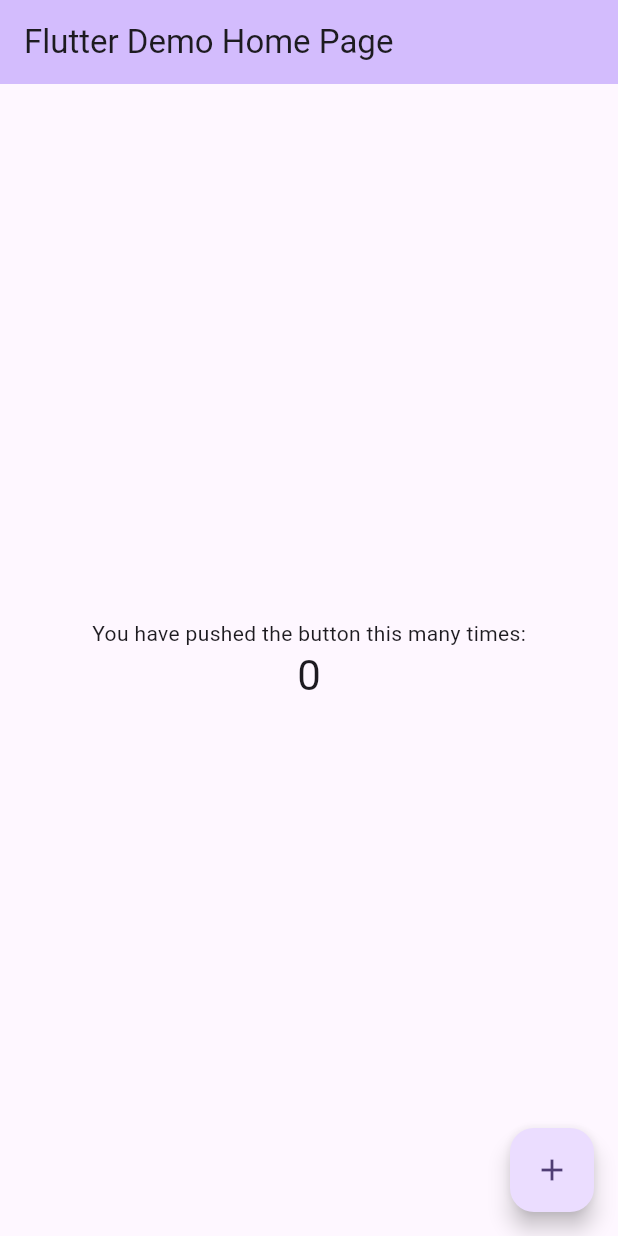
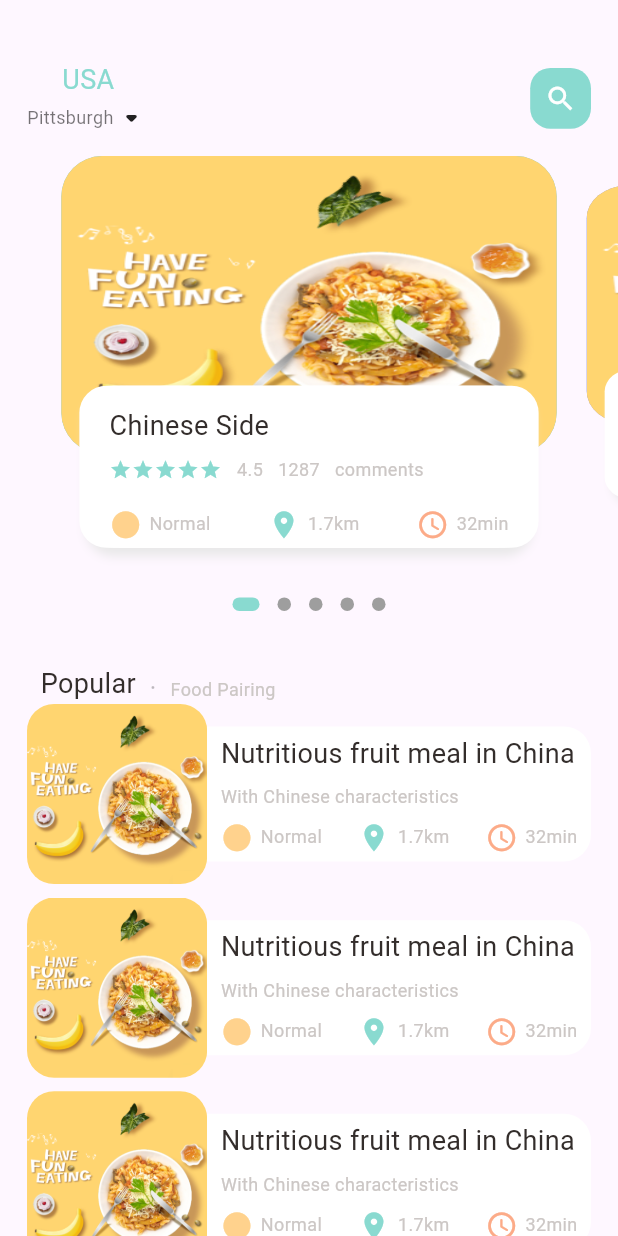
Before and after one commit to Quibit-LLC/foodie, a Flutter app: the screen it shows after launch, on a phone screen of 412 x 824 dp. Run offline on Flutter 3.47's test engine with Material 3 defaults, Android fonts, the phone set to English and light mode, and no system bars; drawn by our look-alikes of dots_indicator; our stand-ins replace get.

Commit message:
Home Page Static

```diff
--- a/lib/home/main_food_page.dart
+++ /dev/null
@@ -1,15 +0,0 @@
-import 'package:flutter/material.dart';
-
-class MainFoodPage extends StatefulWidget {
-  const MainFoodPage({super.key});
-
-  @override
-  State<MainFoodPage> createState() => _MainFoodPageState();
-}
-
-class _MainFoodPageState extends State<MainFoodPage> {
-  @override
-  Widget build(BuildContext context) {
-    return const Placeholder();
-  }
-}
--- a/lib/main.dart
+++ b/lib/main.dart
@@ -1,4 +1,6 @@
 import 'package:flutter/material.dart';
+import 'package:foodie/pages/home/main_food_page.dart';
+import 'package:get/get.dart';
 
 void main() {
   runApp(const MyApp());
@@ -10,116 +12,15 @@ class MyApp extends StatelessWidget {
   // This widget is the root of your application.
   @override
   Widget build(BuildContext context) {
-    return MaterialApp(
+    return GetMaterialApp(
       title: 'Flutter Demo',
+      debugShowCheckedModeBanner: false,
       theme: ThemeData(
-        // This is the theme of your application.
-        //
-        // TRY THIS: Try running your application with "flutter run". You'll see
-        // the application has a purple toolbar. Then, without quitting the app,
-        // try changing the seedColor in the colorScheme below to Colors.green
-        // and then invoke "hot reload" (save your changes or press the "hot
-        // reload" button in a Flutter-supported IDE, or press "r" if you used
-        // the command line to start the app).
-        //
-        // Notice that the counter didn't reset back to zero; the application
-        // state is not lost during the reload. To reset the state, use hot
-        // restart instead.
-        //
-        // This works for code too, not just values: Most code changes can be
-        // tested with just a hot reload.
+
         colorScheme: ColorScheme.fromSeed(seedColor: Colors.deepPurple),
         useMaterial3: true,
       ),
-      home: const MyHomePage(title: 'Flutter Demo Home Page'),
+      home: MainFoodPage(),
     );
   }
 }
-
-class MyHomePage extends StatefulWidget {
-  const MyHomePage({super.key, required this.title});
-
-  // This widget is the home page of your application. It is stateful, meaning
-  // that it has a State object (defined below) that contains fields that affect
-  // how it looks.
-
-  // This class is the configuration for the state. It holds the values (in this
-  // case the title) provided by the parent (in this case the App widget) and
-  // used by the build method of the State. Fields in a Widget subclass are
-  // always marked "final".
-
-  final String title;
-
-  @override
-  State<MyHomePage> createState() => _MyHomePageState();
-}
-
-class _MyHomePageState extends State<MyHomePage> {
-  int _counter = 0;
-
-  void _incrementCounter() {
-    setState(() {
-      // This call to setState tells the Flutter framework that something has
-      // changed in this State, which causes it to rerun the build method below
-      // so that the display can reflect the updated values. If we changed
-      // _counter without calling setState(), then the build method would not be
-      // called again, and so nothing would appear to happen.
-      _counter++;
-    });
-  }
-
-  @override
-  Widget build(BuildContext context) {
-    // This method is rerun every time setState is called, for instance as done
-    // by the _incrementCounter method above.
-    //
-    // The Flutter framework has been optimized to make rerunning build methods
-    // fast, so that you can just rebuild anything that needs updating rather
-    // than having to individually change instances of widgets.
-    return Scaffold(
-      appBar: AppBar(
-        // TRY THIS: Try changing the color here to a specific color (to
-        // Colors.amber, perhaps?) and trigger a hot reload to see the AppBar
-        // change color while the other colors stay the same.
-        backgroundColor: Theme.of(context).colorScheme.inversePrimary,
-        // Here we take the value from the MyHomePage object that was created by
-        // the App.build method, and use it to set our appbar title.
-        title: Text(widget.title),
-      ),
-      body: Center(
-        // Center is a layout widget. It takes a single child and positions it
-        // in the middle of the parent.
-        child: Column(
-          // Column is also a layout widget. It takes a list of children and
-          // arranges them vertically. By default, it sizes itself to fit its
-          // children horizontally, and tries to be as tall as its parent.
-          //
-          // Column has various properties to control how it sizes itself and
-          // how it positions its children. Here we use mainAxisAlignment to
-          // center the children vertically; the main axis here is the vertical
-          // axis because Columns are vertical (the cross axis would be
-          // horizontal).
-          //
-          // TRY THIS: Invoke "debug painting" (choose the "Toggle Debug Paint"
-          // action in the IDE, or press "p" in the console), to see the
-          // wireframe for each widget.
-          mainAxisAlignment: MainAxisAlignment.center,
-          children: <Widget>[
-            const Text(
-              'You have pushed the button this many times:',
-            ),
-            Text(
-              '$_counter',
-              style: Theme.of(context).textTheme.headlineMedium,
-            ),
-          ],
-        ),
-      ),
-      floatingActionButton: FloatingActionButton(
-        onPressed: _incrementCounter,
-        tooltip: 'Increment',
-        child: const Icon(Icons.add),
-      ), // This trailing comma makes auto-formatting nicer for build methods.
-    );
-  }
-}
--- /dev/null
+++ b/lib/pages/food/popular_food_detail.dart
@@ -0,0 +1,10 @@
+import 'package:flutter/material.dart';
+
+class PopularFoodDetail extends StatelessWidget {
+  const PopularFoodDetail({super.key});
+
+  @override
+  Widget build(BuildContext context) {
+    return Scaffold();
+  }
+}
--- /dev/null
+++ b/lib/pages/home/food_page_body.dart
@@ -0,0 +1,247 @@
+import 'package:dots_indicator/dots_indicator.dart';
+import 'package:flutter/material.dart';
+import 'package:foodie/utils/colors.dart';
+import 'package:foodie/utils/dimensions.dart';
+import 'package:foodie/widgets/big_text.dart';
+import 'package:foodie/widgets/icon_and_text_widget.dart';
+import 'package:foodie/widgets/small_text.dart';
+
+class FoodPageBody extends StatefulWidget {
+  const FoodPageBody({super.key});
+
+  @override
+  State<FoodPageBody> createState() => _FoodPageBodyState();
+}
+
+class _FoodPageBodyState extends State<FoodPageBody> {
+  PageController pageController = PageController(viewportFraction: 0.85);
+  var _currPageValue =0.0;
+  double _scaleFactor = 0.8;
+  double _height = Dimensions.pageViewContainer;
+ @override
+  void initState() {
+    super.initState();
+    pageController.addListener(() {
+     setState(() {
+        _currPageValue = pageController.page!;
+     });
+    });
+  }
+  @override
+  void dispose(){
+    pageController.dispose();
+  }
+
+
+  @override
+  Widget build(BuildContext context) {
+    return Column(
+      children: [
+        // slider section
+        Container(
+          height: Dimensions.pageView,
+          child: PageView.builder(
+            controller: pageController,
+            itemCount: 5,
+            itemBuilder: (context, position){
+            return _buildPageItem(position);
+          }),
+        ),
+
+        // dots section
+        new DotsIndicator(
+  dotsCount: 5,
+  position: _currPageValue,
+  decorator: DotsDecorator(
+    activeColor: AppColors.mainColor,
+    size: const Size.square(9.0),
+    activeSize: const Size(18.0, 9.0),
+    activeShape: RoundedRectangleBorder(borderRadius: BorderRadius.circular(5.0)),
+  ),
+),
+
+        // Popular text
+        SizedBox(height: Dimensions.height30),
+        Container(
+          margin: EdgeInsets.only(left: Dimensions.width30),
+          child: Row(
+            crossAxisAlignment: CrossAxisAlignment.end,
+            children: [
+              BigText(text: "Popular"),
+              SizedBox(width: Dimensions.width10,),
+              Container(
+                margin: const EdgeInsets.only(bottom: 3),
+                child: BigText(text: ".", color: Colors.black26,),
+              ),
+              SizedBox(width: Dimensions.width10,),
+              Container(
+                margin: const EdgeInsets.only(bottom: 2),
+                child: SmallText(text: "Food Pairing"),
+              ),
+            ],
+          ),
+        ),
+
+      // list of food and images
+     ListView.builder(
+        physics: NeverScrollableScrollPhysics(),
+        shrinkWrap: true,
+        itemCount: 10,
+        itemBuilder: (context, index){
+          return Container(
+            margin: EdgeInsets.only(left: Dimensions.width20, right: Dimensions.width20, bottom: Dimensions.height10),
+            child: Row(
+              children: [
+                // image section
+                Container(
+                  width: Dimensions.listViewImgSize,
+                  height: Dimensions.listViewImgSize,
+                  decoration: BoxDecoration(
+                    borderRadius: BorderRadius.circular(Dimensions.radius20),
+                    color: Colors.white38,
+                    image: DecorationImage(
+                      fit: BoxFit.cover,
+                      image: AssetImage(
+                        "assets/image/food0.png")),
+                  ),
+                ),
+
+                // text section
+                Expanded(
+                  child: Container(
+                    height: Dimensions.listViewTextContSize,
+                    decoration: BoxDecoration(
+                      borderRadius: BorderRadius.only(
+                        topRight: Radius.circular(Dimensions.radius20),
+                        bottomRight: Radius.circular(Dimensions.radius20),
+                      ),
+                      color: Colors.white,
+                    ),
+                    child: Padding(padding: EdgeInsets.only(left: Dimensions.width10, right: Dimensions.width10),
+                    child: Column(
+                      crossAxisAlignment: CrossAxisAlignment.start,
+                      mainAxisAlignment: MainAxisAlignment.center,
+                      children: [
+                        BigText(text: "Nutritious fruit meal in China"),
+                        SizedBox(height: Dimensions.height10,),
+                        SmallText(text: "With Chinese characteristics"),
+                        SizedBox(height: Dimensions.height10,),
+                         Row(
+                  mainAxisAlignment: MainAxisAlignment.spaceBetween,
+                  children: [
+                    IconAndTextWidget(icon: Icons.circle_sharp, text: "Normal", iconColor: AppColors.iconColor1),
+                     IconAndTextWidget(icon: Icons.location_on, text: "1.7km", iconColor: AppColors.mainColor),
+                      IconAndTextWidget(icon: Icons.access_time_rounded, text: "32min", iconColor: AppColors.iconColor2),
+                  ],
+                ),
+                      ],
+                    ),
+                    ),
+                  ),
+                ),
+              ],
+            ),
+          );
+        }),
+
+      ],
+    );
+  }
+
+  Widget _buildPageItem(int index){
+    Matrix4 matrix = new Matrix4.identity();
+    if(index==_currPageValue.floor()){
+      var currScale = 1 - (_currPageValue-index) * (1-_scaleFactor);
+      var currTrans = _height * (1-currScale)/2;
+      matrix = Matrix4.diagonal3Values(1, currScale, 1)..setTranslationRaw(0, currTrans,0);
+    }
+    else if(index==_currPageValue.floor()+1){
+      var currScale = _scaleFactor+(_currPageValue-index+1)*(1-_scaleFactor);
+      var currTrans = _height * (1-currScale)/2;
+       matrix = Matrix4.diagonal3Values(1, currScale, 1)..setTranslationRaw(0, currTrans,0);
+    }
+     else if(index==_currPageValue.floor()-1){
+      var currScale = 1 - (_currPageValue-index) * (1-_scaleFactor);
+      var currTrans = _height * (1-currScale)/2;
+       matrix = Matrix4.diagonal3Values(1, currScale, 1)..setTranslationRaw(0, currTrans,0);
+    }
+    else{
+      var currScale = 0.8;
+      matrix = Matrix4.diagonal3Values(1, currScale, 1)..setTranslationRaw(0, _height*(1-_scaleFactor)/2,0);
+    }
+
+    return Transform(
+      transform: matrix,
+      child: Stack(
+        children: [
+          Container(
+        height:  Dimensions.pageViewContainer,
+        margin: EdgeInsets.only(left: 10, right: 10),
+        decoration: BoxDecoration(
+          borderRadius: BorderRadius.circular(Dimensions.radius30),
+          color: index.isEven?Color(0xFF69c5df):Color(0xFF9294cc),
+          image: DecorationImage(
+          fit: BoxFit.fill,
+          image: AssetImage("assets/image/food0.png"),)
+        ),
+      ),
+       Align(
+        alignment: Alignment.bottomCenter,
+         child: Container(
+          height: Dimensions.pageViewTextContainer,
+          margin: EdgeInsets.only(left: Dimensions.width30, right: Dimensions.width30, bottom: Dimensions.height30),
+          decoration: BoxDecoration(
+            borderRadius: BorderRadius.circular(Dimensions.radius20),
+            color: Colors.white,
+            boxShadow: [
+              BoxShadow(color: Color(0xFFe8e8e8),
+              blurRadius: 5.0,
+              offset: Offset(0, 5),
+              ),
+              BoxShadow(
+                color: Colors.white,
+                offset: Offset(-5, 0),),
+                BoxShadow(
+                color: Colors.white,
+                offset: Offset(5, 0),),
+            ],
+
+          ),
+          child: Container(
+            padding: EdgeInsets.only(top: Dimensions.height15, left: 15, right: 15),
+            child: Column(
+              crossAxisAlignment: CrossAxisAlignment.start,
+              children: [
+                BigText(text: "Chinese Side"),
+                SizedBox(height: Dimensions.height10,),
+                Row(
+                  children: [
+                    Wrap(children: List.generate(5, (index) => Icon(Icons.star, color: AppColors.mainColor, size: 15))
+                    ),
+                    SizedBox(width: 10,),
+                    SmallText(text: "4.5"),
+                    SizedBox(width: 10,),
+                    SmallText(text: "1287"),
+                    SizedBox(width: 10,),
+                    SmallText(text: "comments")
+                  ],
+                ),
+                SizedBox(height: Dimensions.height20,),
+                Row(
+                  mainAxisAlignment: MainAxisAlignment.spaceBetween,
+                  children: [
+                    IconAndTextWidget(icon: Icons.circle_sharp, text: "Normal", iconColor: AppColors.iconColor1),
+                     IconAndTextWidget(icon: Icons.location_on, text: "1.7km", iconColor: AppColors.mainColor),
+                      IconAndTextWidget(icon: Icons.access_time_rounded, text: "32min", iconColor: AppColors.iconColor2),
+                  ],
+                ),
+              ]),
+          ),
+
+             ),
+       ),
+        ],
+      ),
+    );
+  }
+}
--- /dev/null
+++ b/lib/pages/home/main_food_page.dart
@@ -0,0 +1,63 @@
+import 'package:flutter/material.dart';
+import 'package:foodie/pages/home/food_page_body.dart';
+import 'package:foodie/utils/colors.dart';
+import 'package:foodie/utils/dimensions.dart';
+import 'package:foodie/widgets/big_text.dart';
+import 'package:foodie/widgets/small_text.dart';
+
+class MainFoodPage extends StatefulWidget {
+  const MainFoodPage({super.key});
+
+  @override
+  State<MainFoodPage> createState() => _MainFoodPageState();
+}
+
+class _MainFoodPageState extends State<MainFoodPage> {
+  @override
+  Widget build(BuildContext context) {
+    return Scaffold(
+      body: Column(
+        children: [
+          Container(
+      child: Container(
+        margin: EdgeInsets.only(top: Dimensions.height45, bottom: Dimensions.height15),
+        padding: EdgeInsets.only(left: Dimensions.width20, right: Dimensions.width20),
+        child: Row(
+          mainAxisAlignment: MainAxisAlignment.spaceBetween,
+          children: [
+            Column(
+              children: [
+                BigText(text: "USA", color: AppColors.mainColor,),
+                Row(
+                  children: [
+                    SmallText(text: "Pittsburgh", color: Colors.black54,),
+                    Icon(Icons.arrow_drop_down_rounded),
+                  ],
+                )
+              ],
+            ),
+            Center(
+              child: Container(
+                width: Dimensions.height45,
+                height: Dimensions.height45,
+                decoration: BoxDecoration(
+                  borderRadius: BorderRadius.circular(Dimensions.radius15),
+                  color: AppColors.mainColor,
+                ),
+                child: Icon(Icons.search, color: Colors.white, size: Dimensions.iconSize24,),
+              ),
+            ),
+          ],
+        ),
+      ),
+    ),
+    Expanded(
+      child: SingleChildScrollView(
+        child: FoodPageBody()
+        ),
+        ),
+        ],
+      ),
+    );
+  }
+}
--- /dev/null
+++ b/lib/utils/dimensions.dart
@@ -0,0 +1,37 @@
+import 'package:get/get.dart';
+
+class Dimensions{
+  static double screenHeight = Get.context!.height;
+  static double screenWidth = Get.context!.width;
+
+  static double pageView = screenHeight/2.859;
+  static double pageViewContainer = screenHeight/4.159;
+  static double pageViewTextContainer = screenHeight/7.625;
+
+//dynamic height padding and margin
+  static double height10 = screenHeight/91.5;
+  static double height15 = screenHeight/61;
+  static double height20 = screenHeight/45.75;
+  static double height30 = screenHeight/30.5;
+  static double height45 = screenHeight/20.33;
+
+//dynamic width padding and margin
+  static double width10 = screenHeight/91.5;
+  static double width15 = screenHeight/61;
+  static double width20 = screenHeight/45.75;
+  static double width30 = screenHeight/30.5;
+
+  static double font20 = screenHeight/45.75;
+
+//radius
+  static double radius15 = screenHeight/61;
+  static double radius20 = screenHeight/45.75;
+  static double radius30 = screenHeight/30.5;
+
+  // icon size
+  static double iconSize24 = screenHeight/38.125;
+
+  // list view size
+  static double listViewImgSize = screenWidth/3.43;
+  static double listViewTextContSize = screenHeight/9.15;
+}
--- /dev/null
+++ b/lib/widgets/big_text.dart
@@ -0,0 +1,31 @@
+// ignore_for_file: public_member_api_docs, sort_constructors_first
+import 'package:flutter/material.dart';
+import 'package:foodie/utils/dimensions.dart';
+
+class BigText extends StatelessWidget {
+   Color? color;
+  final String text;
+  double size;
+  TextOverflow overFlow;
+
+   BigText({
+    Key? key,
+    this.color = const Color(0xFF332d2b),
+    required this.text,
+     this.size = 0,
+     this.overFlow = TextOverflow.ellipsis,
+  }) : super(key: key);
+
+  @override
+  Widget build(BuildContext context) {
+    return Text(text,
+    maxLines: 1,
+    overflow: overFlow,
+    style: TextStyle(
+      color: color,
+      fontWeight: FontWeight.w400,
+      fontFamily: 'Roboto',
+      fontSize: size==0?Dimensions.font20:size,
+    ),);
+  }
+}
--- /dev/null
+++ b/lib/widgets/icon_and_text_widget.dart
@@ -0,0 +1,30 @@
+// ignore_for_file: public_member_api_docs, sort_constructors_first
+import 'package:flutter/material.dart';
+import 'package:foodie/utils/dimensions.dart';
+import 'package:foodie/widgets/small_text.dart';
+
+class IconAndTextWidget extends StatelessWidget {
+  final IconData icon;
+  final String text;
+
+  final Color iconColor;
+
+  const IconAndTextWidget({
+    Key? key,
+    required this.icon,
+    required this.text,
+
+    required this.iconColor,
+  }) : super(key: key);
+
+  @override
+  Widget build(BuildContext context) {
+    return Row(
+      children: [
+        Icon(icon, color: iconColor, size: Dimensions.iconSize24),
+        SizedBox(width: 5),
+        SmallText(text: text, ),
+      ],
+    );
+  }
+}
--- /dev/null
+++ b/lib/widgets/small_text.dart
@@ -0,0 +1,31 @@
+// ignore_for_file: public_member_api_docs, sort_constructors_first
+import 'package:flutter/material.dart';
+
+class SmallText extends StatelessWidget {
+   Color? color;
+  final String text;
+  double size;
+  double height;
+
+   SmallText({
+    Key? key,
+    this.color = const Color(0xFFccc7c5),
+    required this.text,
+     this.size = 12,
+     this.height=1.2,
+
+  }) : super(key: key);
+
+  @override
+  Widget build(BuildContext context) {
+    return Text(text,
+
+    style: TextStyle(
+      color: color,
+
+      fontFamily: 'Roboto',
+      fontSize: size,
+      height:  height,
+    ),);
+  }
+}
--- a/pubspec.yaml
+++ b/pubspec.yaml
@@ -31,7 +31,7 @@ dependencies:
   flutter:
     sdk: flutter
   get: ^4.6.6
-
+  dots_indicator: ^2.1.1
   # The following adds the Cupertino Icons font to your application.
   # Use with the CupertinoIcons class for iOS style icons.
   cupertino_icons: ^1.0.2
```
Also changed, not shown: pubspec.lock.
